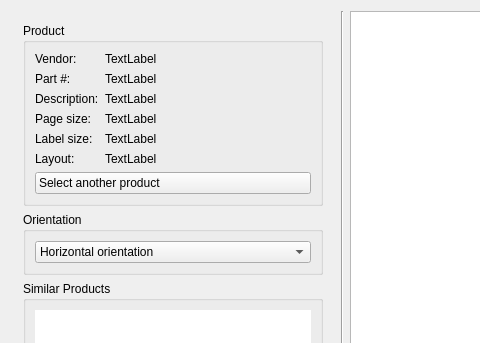
Above: glabels/ui/PropertiesView.ui from jimevins/glabels-qt before the change; both pictures show x 0 to 480 and y 0 to 343 of the 806 by 742 pixel window. Below: the same form after it.
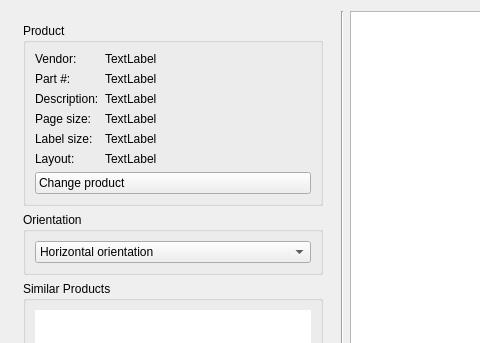
That is the form after the change. Icons and pictures are not drawn. Custom widgets are drawn as their Qt base class.

```diff
--- a/glabels/ui/PropertiesView.ui
+++ b/glabels/ui/PropertiesView.ui
@@ -229,7 +229,7 @@
            <string notr="true">text-align:left; padding:3px;</string>
           </property>
           <property name="text">
-           <string>Select another product</string>
+           <string>Change product</string>
           </property>
           <property name="icon">
            <iconset resource="../icons.qrc">
```
Left out of the diff: 6 changed lines with no effect on the pictures.
